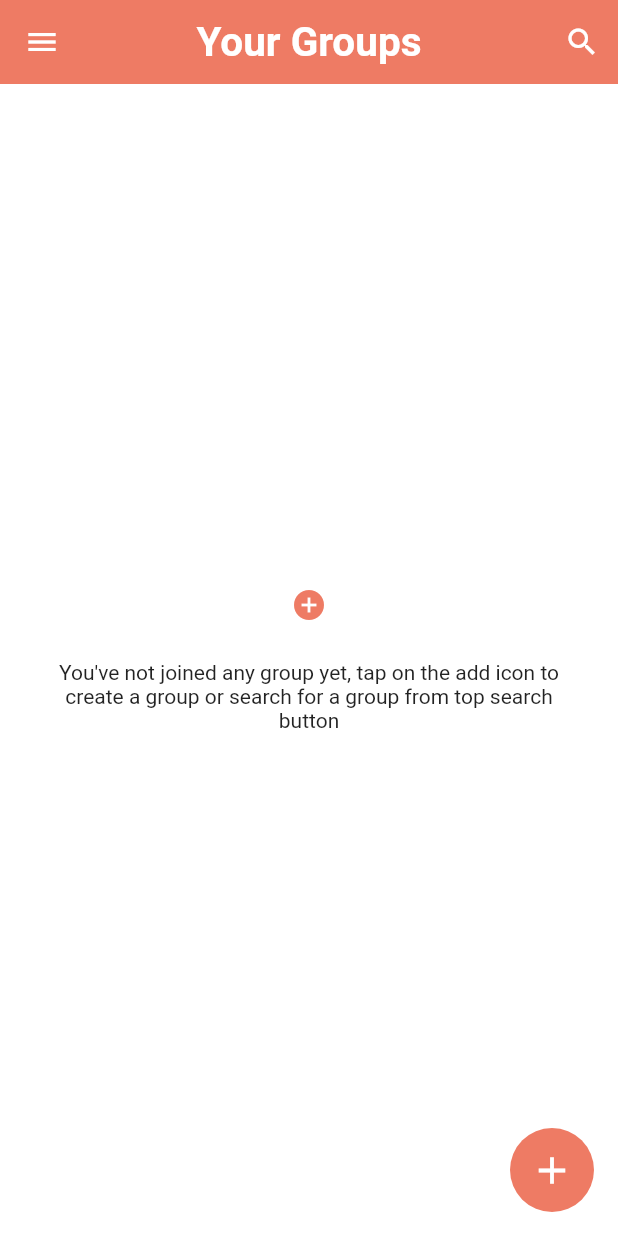
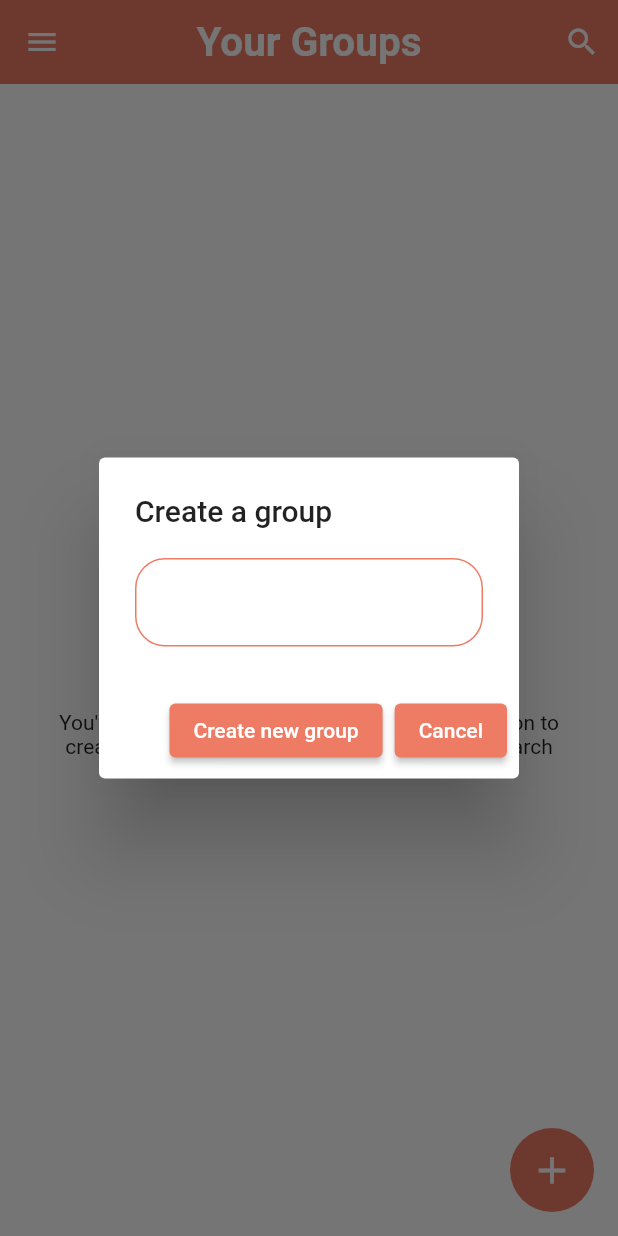
Before and after one commit to ahmed-hussiba/group_chatting-, a Flutter app: the HomePage screen opened directly, after a tap on the "add circle" icon, on a phone screen of 412 x 824 dp. Run offline on Flutter 3.47's test engine with Material 2 defaults, Android fonts, the phone set to English and light mode, and no system bars; our stand-ins replace cloud_firestore, firebase_auth, firebase_core, shared_preferences; accounts and stored records are empty.

Commit message:
creating new groups

```diff
--- a/lib/pages/home_page.dart
+++ b/lib/pages/home_page.dart
@@ -1,3 +1,5 @@
+import 'dart:math';
+
 import 'package:chat_app/helper/helper_function.dart';
 import 'package:chat_app/pages/Profile_page.dart';
 import 'package:chat_app/pages/auth/Login_page.dart';
@@ -20,6 +22,8 @@ class _HomePageState extends State<HomePage> {
   String email = "";
   AuthService authService = AuthService();
   Stream? groups;
+  bool _isLoading = false;
+  String groupName = "";
 
   @override
   void initState() {
@@ -159,7 +163,7 @@ class _HomePageState extends State<HomePage> {
               contentPadding:
                   const EdgeInsets.symmetric(horizontal: 20, vertical: 5),
               leading: const Icon(Icons.exit_to_app),
-              title: Text(
+              title: const Text(
                 "Logout",
                 style: TextStyle(color: Colors.black),
               ),
@@ -183,7 +187,82 @@ class _HomePageState extends State<HomePage> {
     );
   }
 
-  popUpDialog(BuildContext context) {}
+  popUpDialog(BuildContext context) {
+    showDialog(
+        barrierDismissible: false,
+        context: context,
+        builder: (context) {
+          return AlertDialog(
+            title: const Text(
+              "Create a group",
+              textAlign: TextAlign.left,
+            ),
+            content: Column(
+              mainAxisSize: MainAxisSize.min,
+              children: [
+                _isLoading == true
+                    ? Center(
+                        child: CircularProgressIndicator(
+                          color: Theme.of(context).primaryColor,
+                        ),
+                      )
+                    : TextField(
+                        onChanged: (val) {
+                          setState(() {
+                            groupName = val;
+                          });
+                        },
+                        style: const TextStyle(color: Colors.black),
+                        decoration: InputDecoration(
+                            enabledBorder: OutlineInputBorder(
+                                borderSide: BorderSide(
+                                    color: Theme.of(context).primaryColor),
+                                borderRadius: BorderRadius.circular(20)),
+                            errorBorder: OutlineInputBorder(
+                                borderSide: const BorderSide(color: Colors.red),
+                                borderRadius: BorderRadius.circular(20)),
+                            focusedBorder: OutlineInputBorder(
+                                borderSide: BorderSide(
+                                    color: Theme.of(context).primaryColor),
+                                borderRadius: BorderRadius.circular(20))),
+                      ),
+              ],
+            ),
+            actions: [
+              ElevatedButton(
+                onPressed: () async {
+                  if (groupName != "") {
+                    setState(() {
+                      _isLoading = true;
+                    });
+                    DatabaseService(uid: FirebaseAuth.instance.currentUser!.uid)
+                        .createGroup(userName,
+                            FirebaseAuth.instance.currentUser!.uid, groupName)
+                        .whenComplete(() {
+                      _isLoading = false;
+                    });
+                    Navigator.of(context).pop();
+                    showSnackBar(
+                        context, Colors.green, "Group created Successfully.");
+                  }
+                },
+                style: ElevatedButton.styleFrom(
+                    backgroundColor: Theme.of(context).primaryColor),
+                child: const Text("Create new group"),
+              ),
+              ElevatedButton(
+                onPressed: () {
+                  Navigator.of(context).pop();
+                },
+                style: ElevatedButton.styleFrom(
+                    backgroundColor: Theme.of(context).primaryColor),
+                child: const Text("Cancel"),
+              )
+            ],
+          );
+        });
+  }
+
   groupList() {
     return StreamBuilder(
       stream: groups,
@@ -222,7 +301,8 @@ class _HomePageState extends State<HomePage> {
               },
               child: Icon(
                 Icons.add_circle,
-                color: Theme.of(context).primaryColor,
+                //color: Theme.of(context).primaryColor,
+                size: 90,
               ),
             ),
             const SizedBox(
```
Also changed, not shown: lib/services/database_service.dart (+25 -0 lines).
